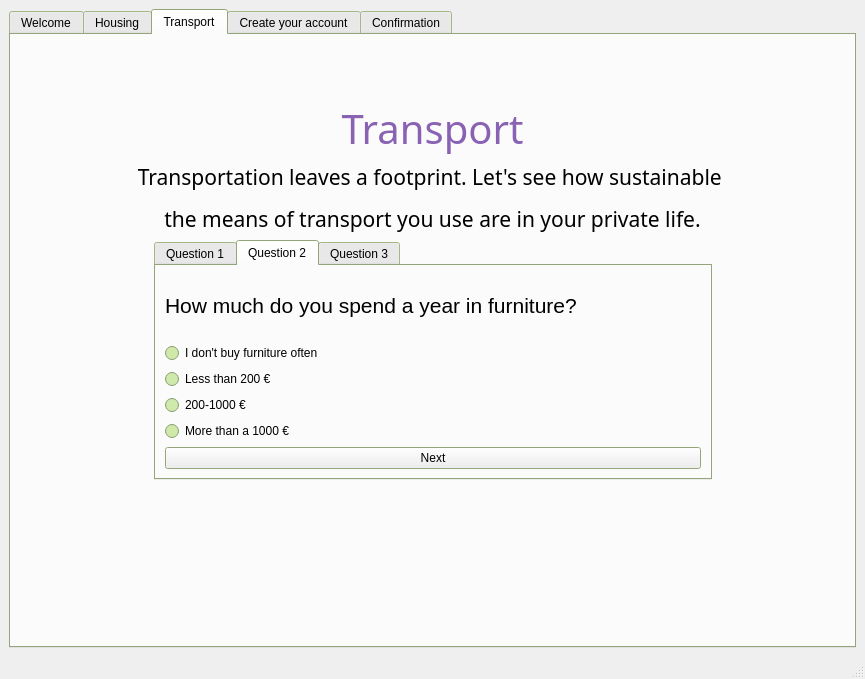
Old version of the form C201_NewBeginnings/newBeginnings/mainwindow.ui in the repository cgneo/CarbonTracker.
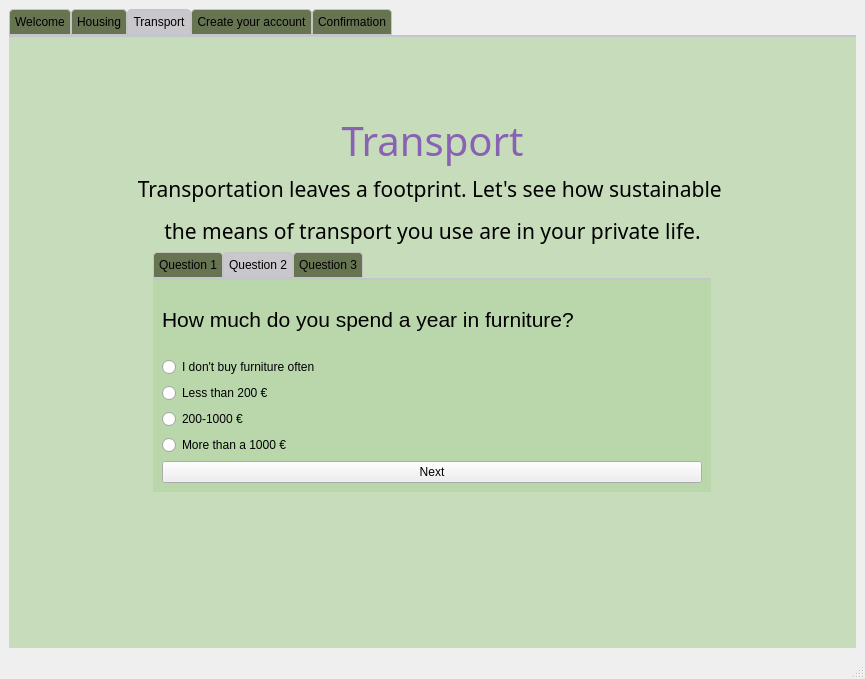
New version of the form. The open tabs and pages were chosen to show the change.

The edit to the form file:
```diff
--- a/C201_NewBeginnings/newBeginnings/mainwindow.ui
+++ b/C201_NewBeginnings/newBeginnings/mainwindow.ui
@@ -81,6 +81,27 @@
         </disabled>
        </palette>
       </property>
+      <property name="styleSheet">
+       <string notr="true">
+QTabWidget::pane { /* The tab widget frame */
+    border-top: 2px solid #C2C7CB;
+	
+	background-color:rgba(182, 212, 166, 180);
+}
+QTabBar::tab {
+	background-color: rgb(103, 116, 81);
+    border: 1px solid #C4C4C3;
+    border-bottom-color: #C2C7CB; /* same as the pane color */
+    border-top-left-radius: 4px;
+    border-top-right-radius: 4px;
+    min-width: 20ex;
+    padding: 5px;
+	font: 13pt &quot;Gill Sans&quot;;
+}
+QTabBar::tab:selected, QTabBar::tab:hover {
+	background-color: rgb(201, 199, 203);
+}</string>
+      </property>
       <property name="currentIndex">
        <number>0</number>
       </property>
@@ -620,10 +641,10 @@
        <attribute name="title">
         <string>Transport</string>
        </attribute>
-       <layout class="QGridLayout" name="gridLayout_9">
+       <layout class="QGridLayout" name="gridLayout_12">
         <item row="0" column="0" rowspan="2" colspan="2">
-         <layout class="QVBoxLayout" name="verticalLayout_5">
-          <item>
+         <layout class="QGridLayout" name="gridLayout_9">
+          <item row="0" column="0">
            <spacer name="verticalSpacer_4">
             <property name="orientation">
              <enum>Qt::Vertical</enum>
@@ -636,6 +657,35 @@
             </property>
            </spacer>
           </item>
+          <item row="1" column="0">
+           <layout class="QHBoxLayout" name="horizontalLayout_8">
+            <item>
+             <spacer name="horizontalSpacer_11">
+              <property name="orientation">
+               <enum>Qt::Horizontal</enum>
+              </property>
+              <property name="sizeHint" stdset="0">
+               <size>
+                <width>78</width>
+                <height>20</height>
+               </size>
+              </property>
+             </spacer>
+            </item>
+            <item>
+             <layout class="QVBoxLayout" name="verticalLayout_18">
+              <item>
+               <layout class="QVBoxLayout" name="verticalLayout_5">
+                <item>
+                 <widget class="QLabel" name="pic_label_3">
+                  <property name="text">
+                   <string/>
+                  </property>
+                  <property name="alignment">
+                   <set>Qt::AlignCenter</set>
+                  </property>
+                 </widget>
+                </item>
           <item>
            <widget class="QLabel" name="label_21">
             <property name="font">
@@ -668,6 +718,8 @@
             </property>
            </widget>
           </item>
+               </layout>
+              </item>
           <item>
            <layout class="QHBoxLayout" name="horizontalLayout_3">
             <item>
@@ -894,7 +946,24 @@
             </item>
            </layout>
           </item>
+             </layout>
+            </item>
           <item>
+             <spacer name="horizontalSpacer_12">
+              <property name="orientation">
+               <enum>Qt::Horizontal</enum>
+              </property>
+              <property name="sizeHint" stdset="0">
+               <size>
+                <width>78</width>
+                <height>20</height>
+               </size>
+              </property>
+             </spacer>
+            </item>
+           </layout>
+          </item>
+          <item row="2" column="0">
            <spacer name="verticalSpacer_5">
             <property name="orientation">
              <enum>Qt::Vertical</enum>
@@ -907,7 +976,7 @@
             </property>
            </spacer>
           </item>
-          <item>
+          <item row="3" column="0">
            <spacer name="verticalSpacer_6">
             <property name="orientation">
              <enum>Qt::Vertical</enum>
```
Left out of the diff: 94 changed lines with no effect on the pictures. Lines whose indentation alone changed are shown as unchanged.
